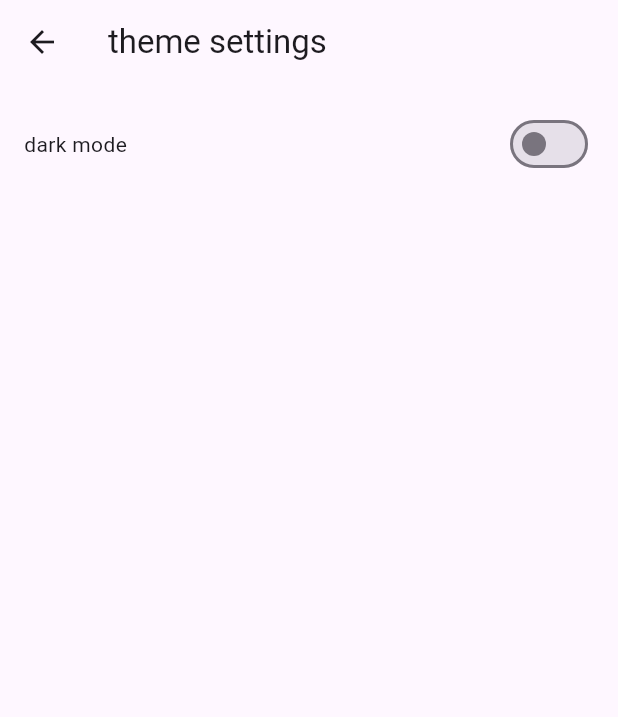
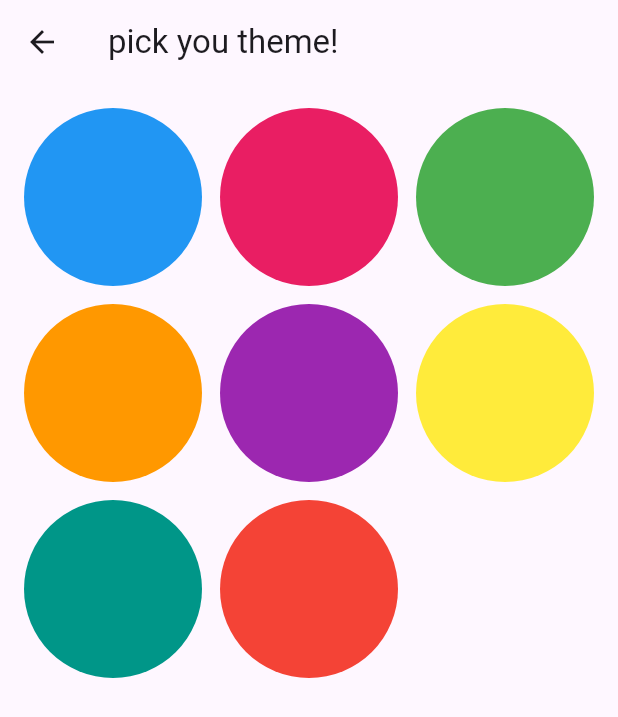
Before and after one commit to rejoicephilip/harmonylink, a Flutter app: the ThemeSelectorScreen screen opened by its route, on a phone screen of 412 x 824 dp. Shown: the top 717 px of the screen. Run offline on Flutter 3.47's test engine with Material 3 defaults, Android fonts, the phone set to English and light mode, and no system bars; our stand-ins replace cloud_firestore, firebase_auth, firebase_core; accounts and stored records are empty; network calls fail.

Commit message:
building theme selector + adding playlist deletion + state bugs
theme switching not working... bad state updates using flutter and provider to fix, at least trying to

```diff
--- a/lib/models/playlist.dart
+++ b/lib/models/playlist.dart
@@ -7,6 +7,7 @@ class Playlist {
   final List<String> songs;
   final String? description;
   final DateTime createdAt;
+  final String? userId;
 
   Playlist({
     required this.id,
@@ -15,6 +16,7 @@ class Playlist {
     required this.songs,
     this.description,
     required this.createdAt,
+    this.userId
   });
 
   Map<String, dynamic> toMap() {
@@ -24,6 +26,7 @@ class Playlist {
       'songs': songs,
       'description': description,
       'createdAt': createdAt.toIso8601String(),
+      'userId': userId,
     };
   }
   factory Playlist.fromDoc(DocumentSnapshot<Map<String,dynamic>> doc) {
@@ -51,6 +54,7 @@ class Playlist {
       songs: songsList,
       description: data['description']?.toString(),
       createdAt: createdAtDate,
+      userId: data['userId']?.toString(),
     );
   }
 }
--- a/lib/providers/theme_provider.dart
+++ b/lib/providers/theme_provider.dart
@@ -1,16 +1,16 @@
 import 'package:flutter/material.dart';
 
 class ThemeProvider extends ChangeNotifier {
-  bool _isDark = false;
+  MaterialColor _themeColor = Colors.blue;
 
-  bool get isDark => _isDark;
+  MaterialColor get themeColor => _themeColor;
 
-  ThemeData get currentTheme {
-    return _isDark ? ThemeData.dark() : ThemeData.light();
-  }
+  ThemeData get currentTheme => ThemeData(
+    primarySwatch: _themeColor,
+  );
 
-  void toggleTheme(bool value) {
-    _isDark = value;
-    notifyListeners();
-  }
+void setTheme(MaterialColor newColor) {
+  _themeColor = newColor;
+  notifyListeners();
 }
+}
--- a/lib/screens/add_songs_screen.dart
+++ b/lib/screens/add_songs_screen.dart
@@ -33,8 +33,9 @@ class _AddSongsScreenState extends State<AddSongsScreen> {
 
             ElevatedButton(
               onPressed: () {
-                if (_songController.text.trim().isEmpty)
+                if (_songController.text.trim().isEmpty){
                 return;
+                }
 
                 setState(() {
                   _songs.add(_songController.text.trim());
--- a/lib/screens/create_playlist_screen.dart
+++ b/lib/screens/create_playlist_screen.dart
@@ -1,5 +1,6 @@
 import 'package:flutter/material.dart';
 import 'package:provider/provider.dart';
+import 'package:firebase_auth/firebase_auth.dart';
 
 import '../models/playlist.dart';
 import '../providers/playlist_provider.dart';
@@ -67,6 +68,7 @@ class _CreatePlaylistScreenState extends State<CreatePlaylistScreen> {
           ? null
           : _descriptionController.text.trim(),
       createdAt: DateTime.now(),
+      userId: FirebaseAuth.instance.currentUser!.uid,
     );
 
     final playlistProvider =
@@ -147,7 +149,7 @@ class _CreatePlaylistScreenState extends State<CreatePlaylistScreen> {
                               strokeWidth: 2,
                             ),
                           )
-                        : const Text('playlist saved'),
+                        : const Text('create playlist'),
                   ),
                 ),
               ],
--- a/lib/screens/feed_screen.dart
+++ b/lib/screens/feed_screen.dart
@@ -91,7 +91,7 @@ class _FeedScreenState extends State<FeedScreen> {
                   onTap: () {
                     Navigator.pushNamed(
                       context,
-                      '/playlistDetil',
+                      '/playlistDetail',
                       arguments: playlist,
                     );
                   },
--- a/lib/screens/theme_selector_screen.dart
+++ b/lib/screens/theme_selector_screen.dart
@@ -3,32 +3,48 @@ import 'package:provider/provider.dart';
 
 import '../providers/theme_provider.dart';
 
+
 class ThemeSelectorScreen extends StatelessWidget{
   const ThemeSelectorScreen({super.key});
 
+  final List<MaterialColor> themeColors = const [
+    Colors.blue,
+    Colors.pink,
+    Colors.green,
+    Colors.orange,
+    Colors.purple,
+    Colors.yellow,
+    Colors.teal,
+    Colors.red,
+  ];
+
   @override
   Widget build(BuildContext context) {
-    final themeProvider = Provider.of<ThemeProvider>(context);
-
     return Scaffold(
       appBar: AppBar(
-        title: const Text('theme settings'),
+        title: const Text('pick you theme!')
       ),
-      body: Padding(
-        padding: const EdgeInsets.all(16.0),
-        child: Row(
-          mainAxisAlignment: MainAxisAlignment.spaceBetween,
-          children: [
-            const Text('dark mode'),
-            Switch(
-              value: themeProvider.isDark,
-              onChanged: (value) {
-                themeProvider.toggleTheme(value);
-              },
+      body: GridView.count(
+        crossAxisCount: 3,
+        padding: const EdgeInsets.all(16),
+        crossAxisSpacing: 12,
+        mainAxisSpacing: 12,
+        children: themeColors.map((color){
+          return GestureDetector(
+            onTap: () {
+              final themeProvider = Provider.of<ThemeProvider>(context, listen: false);
+              themeProvider.setTheme(color);
+              Navigator.pop(context);
+            },
+            child: Container(
+              decoration: BoxDecoration(
+                color: color,
+                shape: BoxShape.circle,
+                   ),
             ),
-          ],
-        ),
-        ),
+          );
+        }).toList(),
+      ),
     );
   }
 }
```
Also changed, not shown: lib/main.dart (+3 -5 lines), lib/screens/playlist_detail_screen.dart (+40 -0 lines), lib/firebase_options.dart, 1 other file.
